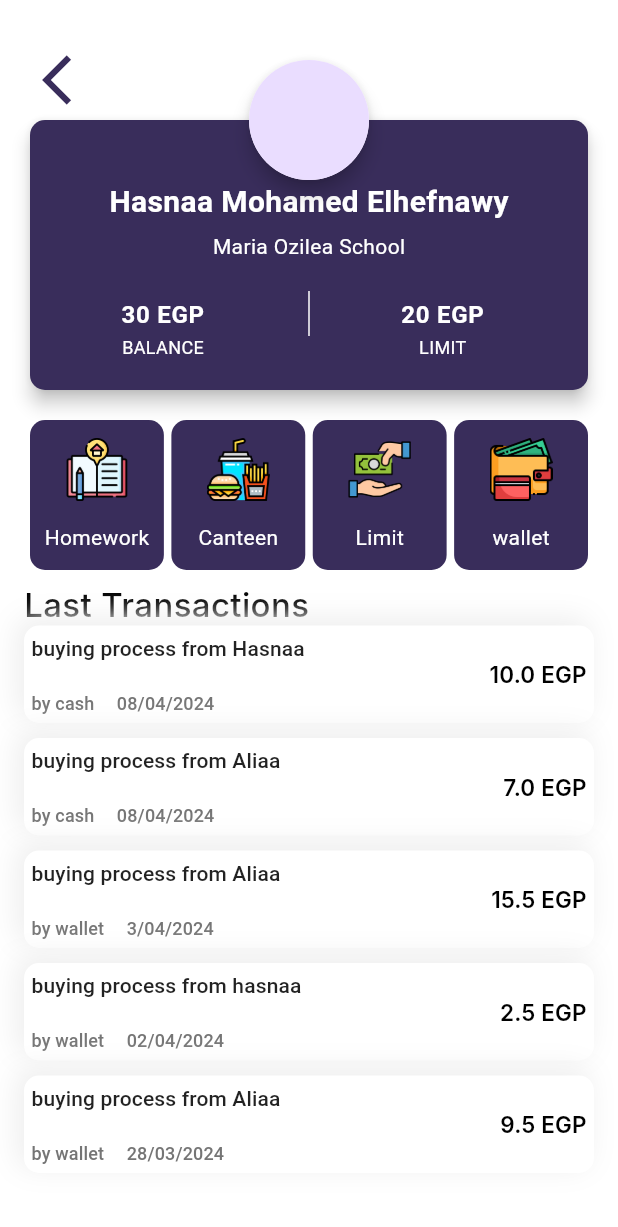
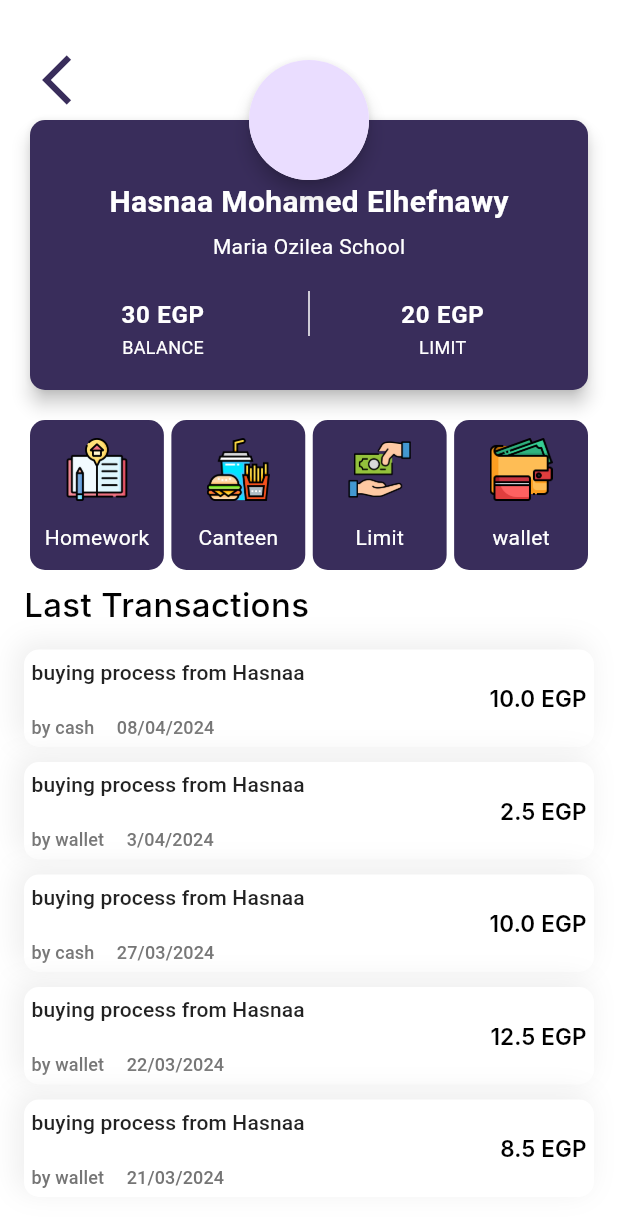
Before and after one commit to HasnaaHefnawy22/scm, a Flutter app: the MainScreenChild screen opened directly, on a phone screen of 412 x 824 dp. Shown: the top 1227 px of the screen. Run offline on Flutter 3.47's test engine with Material 3 defaults, Android fonts, the phone set to English and light mode, and no system bars; our stand-ins replace animate_do, bloc, file_picker, flutter_bloc, flutter_credit_card, flutter_svg; Roboto replaces fonts that are missing (Inter).

```diff
--- a/lib/main.dart
+++ b/lib/main.dart
@@ -38,7 +38,7 @@ class MyApp extends StatelessWidget {
           ),
           inputDecorationTheme: const InputDecorationTheme(
             filled: true,
-            fillColor: kPrimaryLightColor,
+            fillColor: kPrimarywhiteColor,
             iconColor: kPrimaryColor,
             prefixIconColor: kPrimaryColor,
             suffixIconColor: kPrimaryColor,
--- a/lib/modules/login_new/login_new.dart
+++ b/lib/modules/login_new/login_new.dart
@@ -96,6 +96,7 @@ class _LoginNew extends State<LoginNew> {
                                               196, 135, 198, .3)))),
                               child: TextField(
                                 decoration: InputDecoration(
+
                                     border: InputBorder.none,
                                     hintText: "User ID",
                                     hintStyle:
--- a/lib/modules/main_screen_parent/components/transaction_widget.dart
+++ b/lib/modules/main_screen_child/components/child_transaction.dart
@@ -7,20 +7,20 @@ import '../cubit/cubit.dart';
 import '../cubit/states.dart';
 
 
-class LastTransactionWidget  extends StatelessWidget {
-  LastTransactionWidget({super.key});
-  List<String> transactions=['buying process from Hasnaa','buying process from Aliaa','buying process from Aliaa','buying process from hasnaa','buying process from Aliaa'];
-  List<String> payment=['by cash','by cash','by wallet','by wallet','by wallet'];
-  List<String> dateTransaction=['08/04/2024','08/04/2024','3/04/2024','02/04/2024','28/03/2024'];
-  List<double> money=[10,7,15.5,2.5,9.5];
+class LastTransactionChildWidget  extends StatelessWidget {
+  LastTransactionChildWidget({super.key});
+  List<String> transactions=['buying process from Hasnaa','buying process from Hasnaa','buying process from Hasnaa','buying process from Hasnaa','buying process from Hasnaa'];
+  List<String> payment=['by cash','by wallet','by cash','by wallet','by wallet'];
+  List<String> dateTransaction=['08/04/2024','3/04/2024','27/03/2024','22/03/2024','21/03/2024'];
+  List<double> money=[10,2.5,10,12.5,8.5];
   @override
   Widget build(BuildContext context) {
     return BlocProvider(
-      create: (BuildContext context) => ParentCubit(),
-      child: BlocConsumer<ParentCubit, ParentStates>(
-        listener: (BuildContext context, ParentStates state) {
-          if (state is ParentInitialState) print('Parent Initial State');
-          if (state is ParentChangeState) print('Parent Change State');
+      create: (BuildContext context) => ChildCubit(),
+      child: BlocConsumer<ChildCubit, ChildStates>(
+        listener: (BuildContext context, ChildStates state) {
+          if (state is ChildInitialState) print('Parent Initial State');
+          if (state is ChildChangeState) print('Parent Change State');
         },
         builder: (context, state) {
           return ListView.separated(
--- a/lib/modules/main_screen_child/main_screen_child.dart
+++ b/lib/modules/main_screen_child/main_screen_child.dart
@@ -6,6 +6,7 @@ import 'package:flutter_bloc/flutter_bloc.dart';
 import '../../shared/styles/color.dart';
 import '../../shared/styles/style.dart';
 import '../main_screen_parent/components/transaction_widget.dart';
+import 'components/child_transaction.dart';
 import 'components/new_child_item.dart';
 import 'components/upper_part_widget.dart';
 import 'cubit/cubit.dart';
@@ -40,7 +41,7 @@ class MainScreenChild extends StatelessWidget {
                     //ChildIcon(),
                     //last transactions
                     Padding(
-                      padding: const EdgeInsets.only(left: defaultPadding),
+                      padding: const EdgeInsets.only(left: defaultPadding,bottom: defaultPadding),
                       child: Text(
                           "Last Transactions",style: Styles.style22
                       ),
@@ -48,7 +49,7 @@ class MainScreenChild extends StatelessWidget {
                     ///////////////////////////////////////////first transaction////////////////////////////////////////////////////////////
                     Expanded(
                       child: SingleChildScrollView(
-                          child: LastTransactionWidget()),
+                          child: LastTransactionChildWidget()),
                     ),
                     ////////////////////////////////////////////////////////////////////////////////////////////////////////////////////////
                   ]),
--- a/lib/modules/payment_Screens/payment_details.dart
+++ b/lib/modules/payment_Screens/payment_details.dart
@@ -22,7 +22,7 @@ class PaymentDetailsView extends StatelessWidget {
             Navigator.pop(context);
           },
         ),
-        backgroundColor: kPrimaryColor,
+        backgroundColor: Color(0xFF033E6E),
         elevation: 0,
         centerTitle: true,
         title: Text(
```
Also changed, not shown: lib/modules/payment_Screens/payment_details_view_body.dart (+7 -2 lines).
